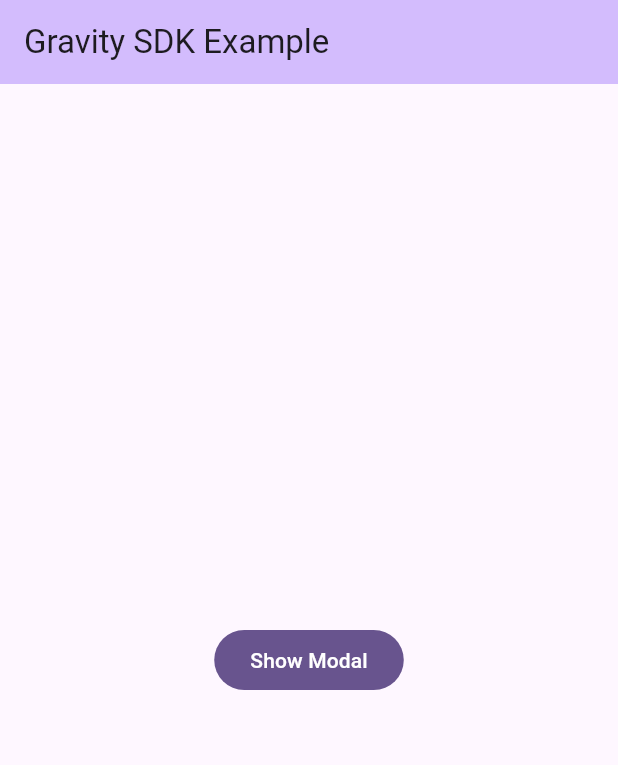
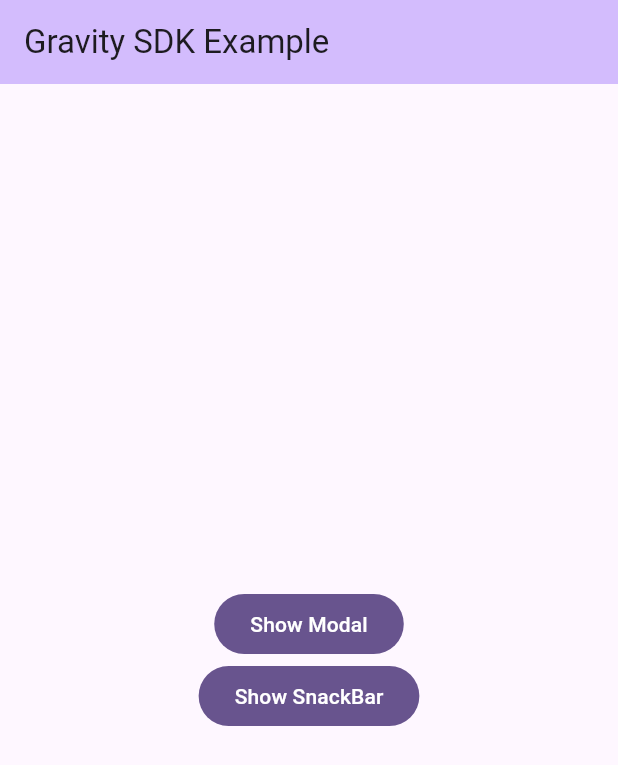
Before and after one commit to Gravity-Field/gravity-sdk-flutter, a Flutter app: the screen it shows after launch, on a phone screen of 412 x 824 dp. Shown: the top 765 px of the screen. Run offline on Flutter 3.47's test engine with Material 3 defaults, Android fonts, the phone set to English and light mode, and no system bars.

Commit message:
Added snackbar widget with type 1.

```diff
--- a/example/lib/main.dart
+++ b/example/lib/main.dart
@@ -35,20 +35,46 @@ class MyHomePage extends StatelessWidget {
         child: Column(
           mainAxisAlignment: MainAxisAlignment.center,
           children: <Widget>[
-            FilledButton(
-              onPressed: () {
-                showDialog(
-                  context: context,
-                  builder: (context) {
-                    return GravityModal(type: GravityModalType.type1);
-                  },
-                );
-              },
-              child: Text('Show Modal'),
-            ),
+            _ModalButton(),
+            _SnackBarButton(),
           ],
         ),
       ),
     );
   }
 }
+
+class _ModalButton extends StatelessWidget {
+  const _ModalButton();
+
+  @override
+  Widget build(BuildContext context) {
+    return FilledButton(
+      onPressed: () {
+        showDialog(
+          context: context,
+          builder: (context) {
+            final modal = GravitySDK().getModal(type: GravityModalType.type1);
+            return modal;
+          },
+        );
+      },
+      child: Text('Show Modal'),
+    );
+  }
+}
+
+class _SnackBarButton extends StatelessWidget {
+  const _SnackBarButton();
+
+  @override
+  Widget build(BuildContext context) {
+    return FilledButton(
+      onPressed: () {
+        final snackBar = GravitySDK().getSnackBar(type: GravitySnackBarType.type1);
+        ScaffoldMessenger.of(context).showSnackBar(snackBar);
+      },
+      child: Text('Show SnackBar'),
+    );
+  }
+}
--- a/lib/gravity_sdk.dart
+++ b/lib/gravity_sdk.dart
@@ -1,2 +1,3 @@
 export 'src/gravity_sdk.dart';
 export 'src/widgets/modal/modal.dart';
+export 'src/widgets/snackbar/snackbar.dart';
--- a/lib/src/gravity_sdk.dart
+++ b/lib/src/gravity_sdk.dart
@@ -1,3 +1,14 @@
+import 'package:flutter/material.dart';
+import 'package:gravity_sdk/src/widgets/snackbar/snackbar.dart';
+
+import 'widgets/modal/modal.dart';
+
 class GravitySDK {
+  GravityModal getModal({required GravityModalType type}) {
+    return GravityModal(type: type);
+  }
 
+  SnackBar getSnackBar({required GravitySnackBarType type}) {
+    return GravitySnackBar.getSnackBar(type).toMaterialSnackBar();
+  }
 }
--- /dev/null
+++ b/lib/src/widgets/snackbar/snackbar.dart
@@ -0,0 +1,24 @@
+import 'package:flutter/material.dart';
+import 'package:gravity_sdk/src/widgets/snackbar/snackbar_type_1.dart';
+
+enum GravitySnackBarType {
+  type1,
+}
+
+abstract class GravitySnackBar {
+
+  GravitySnackBar();
+
+  SnackBar toMaterialSnackBar();
+
+  factory GravitySnackBar.getSnackBar(GravitySnackBarType type) {
+    return switch (type) {
+      GravitySnackBarType.type1 => SnackBarType1(
+          title: 'Скидка 5%',
+          text: 'Для вас доступен промокод на первую покупку в Mindbox',
+          imageUrl: 'https://cdn-icons-png.flaticon.com/512/3012/3012388.png',
+        ),
+    };
+  }
+
+}
```
Also changed, not shown: lib/src/widgets/snackbar/snackbar_type_1.dart (added, +130 -0 lines), lib/src/widgets/bottom_sheet.dart (deleted), lib/src/widgets/full_screen.dart (deleted), lib/src/widgets/inline.dart (deleted), lib/src/widgets/snackbar.dart (deleted).
